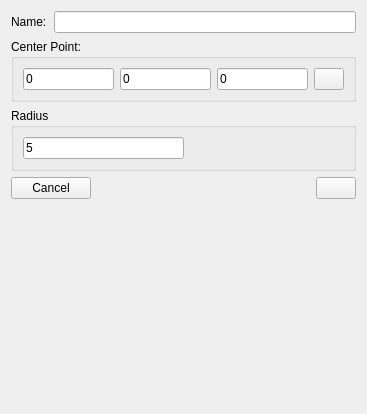
First picture: the form in GUIDialog/GUIGeometryDialog/SphereInfoWidget.ui, repository eeaapp6/AppFlow-Agent, before the edit.
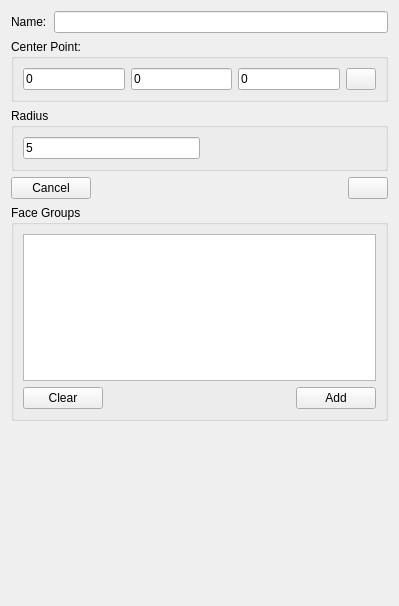
Second picture: the form after the edit.

Patch:
```diff
--- a/GUIDialog/GUIGeometryDialog/SphereInfoWidget.ui
+++ b/GUIDialog/GUIGeometryDialog/SphereInfoWidget.ui
@@ -6,8 +6,8 @@
    <rect>
     <x>0</x>
     <y>0</y>
-    <width>367</width>
-    <height>414</height>
+    <width>399</width>
+    <height>606</height>
    </rect>
   </property>
   <property name="windowTitle">
@@ -135,7 +135,46 @@
      </property>
     </widget>
    </item>
-   <item row="4" column="2">
+   <item row="4" column="0" colspan="4">
+    <widget class="QGroupBox" name="groupBox_FaceGroups">
+     <property name="title">
+      <string>Face Groups</string>
+     </property>
+     <layout class="QGridLayout" name="gridLayout_4">
+      <item row="0" column="0" colspan="3">
+       <widget class="QTableWidget" name="tableWidget"/>
+      </item>
+      <item row="1" column="0">
+       <widget class="QPushButton" name="pushButton_Clear">
+        <property name="text">
+         <string>Clear</string>
+        </property>
+       </widget>
+      </item>
+      <item row="1" column="1">
+       <spacer name="horizontalSpacer_3">
+        <property name="orientation">
+         <enum>Qt::Horizontal</enum>
+        </property>
+        <property name="sizeHint" stdset="0">
+         <size>
+          <width>177</width>
+          <height>20</height>
+         </size>
+        </property>
+       </spacer>
+      </item>
+      <item row="1" column="2">
+       <widget class="QPushButton" name="pushButton_Add">
+        <property name="text">
+         <string>Add</string>
+        </property>
+       </widget>
+      </item>
+     </layout>
+    </widget>
+   </item>
+   <item row="5" column="2">
     <spacer name="verticalSpacer">
      <property name="orientation">
       <enum>Qt::Vertical</enum>
```
